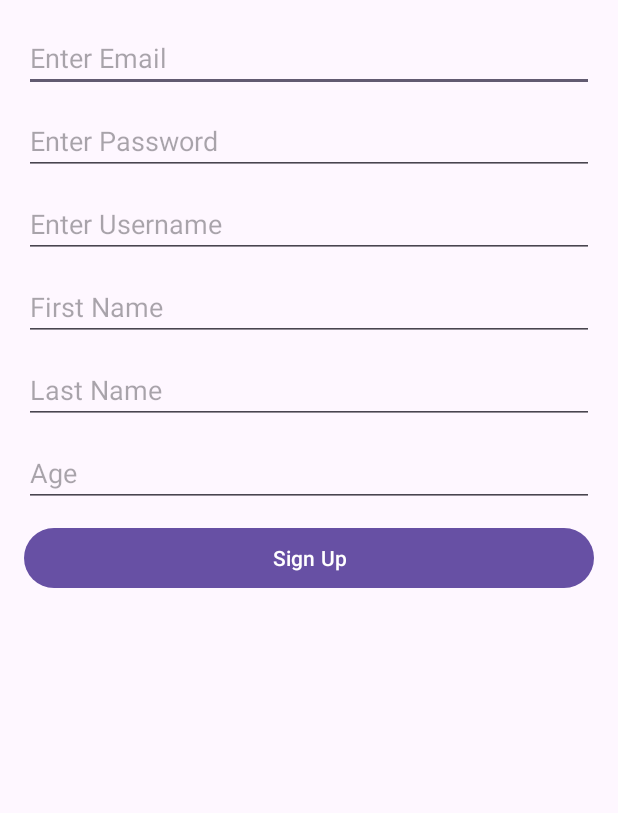
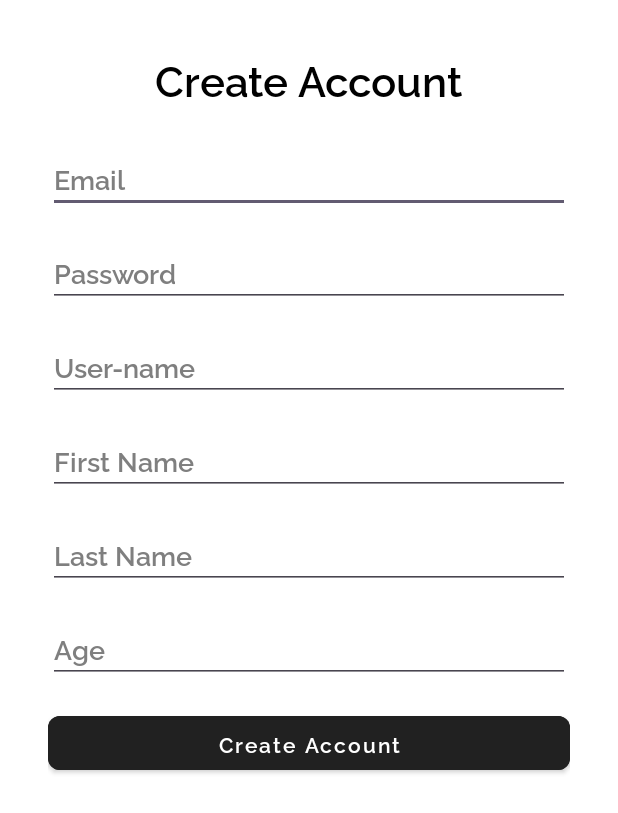
Before and after one commit to Skinnyytallboy/expensetrackerApp, an Android app: the SignupActivity screen opened directly, with no data from a screen before it, on a phone screen of 412 x 824 dp. Shown: the top 813 px of the screen. Run offline under Robolectric (Android 15) with nearby library versions, the phone set to English and light mode, and no system bars; our stand-ins replace Firebase (no records; nobody signed in at launch, a user with empty details on screens opened directly).

Commit message:
style: improve UI

```diff
--- a/app/src/main/java/com/stb/expensetrackerapp/SignupActivity.java
+++ b/app/src/main/java/com/stb/expensetrackerapp/SignupActivity.java
@@ -9,6 +9,7 @@ import android.view.inputmethod.InputMethodManager;
 import android.widget.Button;
 import android.widget.EditText;
 import android.widget.ProgressBar;
+import android.widget.TextView;
 
 import androidx.appcompat.app.AppCompatActivity;
 
@@ -19,6 +20,7 @@ import com.google.firebase.firestore.FirebaseFirestore;
 public class SignupActivity extends AppCompatActivity {
 
     // TODO: fix "something went wrong" error
+    private TextView tvCreateAcc;
     private EditText etEmail, etPassword, etUsername, etFirstName, etLastName, etAge;
     private Button btnSignup;
     private ProgressBar progressBar;
@@ -37,6 +39,7 @@ public class SignupActivity extends AppCompatActivity {
         mAuth = FirebaseAuth.getInstance();
         db = FirebaseFirestore.getInstance();
 
+        tvCreateAcc = findViewById(R.id.tvCreateAcc);
         etEmail = findViewById(R.id.etEmail);
         etPassword = findViewById(R.id.etPassword);
         etUsername = findViewById(R.id.etUsername);
@@ -91,6 +94,7 @@ public class SignupActivity extends AppCompatActivity {
             etLastName.setVisibility(View.GONE);
             etAge.setVisibility(View.GONE);
             btnSignup.setVisibility(View.GONE);
+            tvCreateAcc.setVisibility(View.GONE);
             checkIfEmailExists(email, () -> checkIfUsernameExists(username, () -> createUser(email, password, username, firstName, lastName, age)));
         });
     }
@@ -123,6 +127,7 @@ public class SignupActivity extends AppCompatActivity {
                         etLastName.setVisibility(View.VISIBLE);
                         etAge.setVisibility(View.VISIBLE);
                         btnSignup.setVisibility(View.VISIBLE);
+                        tvCreateAcc.setVisibility(View.VISIBLE);
                         showSnackbar("Email already in use");
                     } else {
                         onSuccess.run();
@@ -144,6 +149,7 @@ public class SignupActivity extends AppCompatActivity {
                         etLastName.setVisibility(View.VISIBLE);
                         etAge.setVisibility(View.VISIBLE);
                         btnSignup.setVisibility(View.VISIBLE);
+                        tvCreateAcc.setVisibility(View.VISIBLE);
                         showSnackbar("Username already in use");
                     } else {
                         onSuccess.run();
@@ -163,6 +169,7 @@ public class SignupActivity extends AppCompatActivity {
                     etLastName.setVisibility(View.VISIBLE);
                     etAge.setVisibility(View.VISIBLE);
                     btnSignup.setVisibility(View.VISIBLE);
+                    tvCreateAcc.setVisibility(View.VISIBLE);
                     if (task.isSuccessful()) {
                         String userId = mAuth.getCurrentUser().getUid();
 
@@ -198,6 +205,7 @@ public class SignupActivity extends AppCompatActivity {
         etLastName.setVisibility(View.VISIBLE);
         etAge.setVisibility(View.VISIBLE);
         btnSignup.setVisibility(View.VISIBLE);
+        tvCreateAcc.setVisibility(View.VISIBLE);
     }
 
     private void showSnackbar(String message) {
--- a/app/src/main/res/layout/activity_signup.xml
+++ b/app/src/main/res/layout/activity_signup.xml
@@ -1,76 +1,117 @@
 <?xml version="1.0" encoding="utf-8"?>
 <RelativeLayout xmlns:android="http://schemas.android.com/apk/res/android"
+    xmlns:app="http://schemas.android.com/apk/res-auto"
     android:layout_width="match_parent"
     android:layout_height="match_parent"
-    android:padding="16dp">
+    android:background="@color/white"
+    android:padding="32dp">
 
     <ScrollView
         android:layout_width="match_parent"
-        android:layout_height="match_parent">
+        android:layout_height="match_parent"
+        android:background="@color/white">
 
         <LinearLayout
             android:layout_width="match_parent"
             android:layout_height="wrap_content"
+            android:background="@color/white"
+            android:gravity="center_horizontal"
             android:orientation="vertical">
+
+            <TextView
+                android:id="@+id/tvCreateAcc"
+                android:layout_width="wrap_content"
+                android:layout_height="wrap_content"
+                android:layout_marginBottom="24dp"
+                android:fontFamily="@font/raleway_semibold"
+                android:text="Create Account"
+                android:textAlignment="center"
+                android:textColor="@android:color/black"
+                android:textSize="28sp" />
 
             <EditText
                 android:id="@+id/etEmail"
                 android:layout_width="match_parent"
                 android:layout_height="wrap_content"
-                android:hint="Enter Email"
+                android:layout_marginBottom="16dp"
+                android:fontFamily="@font/raleway_semibold"
+                android:hint="Email"
                 android:inputType="textEmailAddress"
-                android:layout_marginBottom="10dp" />
+                android:textColor="#000000"
+                android:textColorHint="#7F7F7F" />
 
             <EditText
                 android:id="@+id/etPassword"
                 android:layout_width="match_parent"
                 android:layout_height="wrap_content"
-                android:hint="Enter Password"
+                android:layout_marginBottom="16dp"
+                android:fontFamily="@font/raleway_semibold"
+                android:hint="Password"
                 android:inputType="textPassword"
-                android:layout_marginBottom="10dp" />
+                android:textColor="#000000"
+                android:textColorHint="#7F7F7F" />
 
             <EditText
                 android:id="@+id/etUsername"
                 android:layout_width="match_parent"
                 android:layout_height="wrap_content"
-                android:hint="Enter Username"
-                android:layout_marginBottom="10dp" />
+                android:layout_marginBottom="16dp"
+                android:fontFamily="@font/raleway_semibold"
+                android:hint="User-name"
+                android:textColor="#000000"
+                android:textColorHint="#7F7F7F" />
 
             <EditText
                 android:id="@+id/etFirstName"
                 android:layout_width="match_parent"
                 android:layout_height="wrap_content"
+                android:layout_marginBottom="16dp"
+                android:fontFamily="@font/raleway_semibold"
                 android:hint="First Name"
-                android:layout_marginBottom="10dp" />
+                android:textColor="#000000"
+                android:textColorHint="#7F7F7F" />
 
             <EditText
                 android:id="@+id/etLastName"
                 android:layout_width="match_parent"
                 android:layout_height="wrap_content"
+                android:layout_marginBottom="16dp"
+                android:fontFamily="@font/raleway_semibold"
                 android:hint="Last Name"
-                android:layout_marginBottom="10dp" />
+                android:textColor="#000000"
+                android:textColorHint="#7F7F7F" />
 
             <EditText
                 android:id="@+id/etAge"
                 android:layout_width="match_parent"
                 android:layout_height="wrap_content"
+                android:layout_marginBottom="16dp"
+                android:fontFamily="@font/raleway_semibold"
                 android:hint="Age"
                 android:inputType="number"
-                android:layout_marginBottom="10dp" />
+                android:textColor="#000000"
+                android:textColorHint="#7F7F7F" />
 
             <Button
                 android:id="@+id/btnSignup"
+                style="@style/Widget.MaterialComponents.Button"
                 android:layout_width="match_parent"
                 android:layout_height="wrap_content"
-                android:text="Sign Up"
-                android:layout_marginBottom="10dp" />
+                android:layout_marginBottom="16dp"
+                android:backgroundTint="#212121"
+                android:fontFamily="@font/raleway_semibold"
+                android:text="Create Account"
+                android:textAllCaps="false"
+                android:textColor="@color/white"
+                app:cornerRadius="8dp" />
 
             <ProgressBar
                 android:id="@+id/progressBar"
-                android:layout_width="match_parent"
+                android:layout_width="wrap_content"
                 android:layout_height="wrap_content"
+                android:layout_gravity="center"
+                android:indeterminate="true"
                 android:visibility="gone" />
-
         </LinearLayout>
     </ScrollView>
 
```
